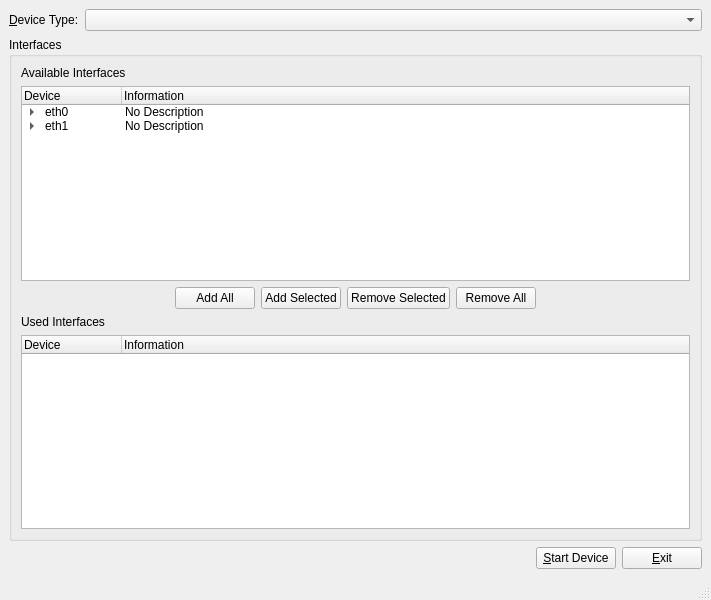
Above: sttyciarui_gui/forms/sttyciar_gui_main.ui from sjagoe/sttyciar before the change. Below: the same form after it.
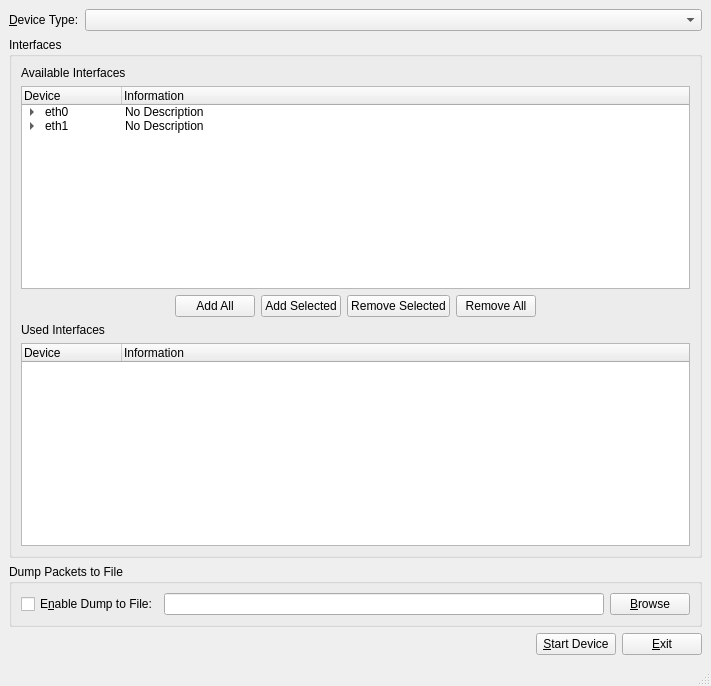
That is the form after the change.

Commit message: made the UI able to enable/disable packet dumping, and able to select a filename for the dump file

```diff
--- a/sttyciarui_gui/forms/sttyciar_gui_main.ui
+++ b/sttyciarui_gui/forms/sttyciar_gui_main.ui
@@ -6,7 +6,7 @@
     <x>0</x>
     <y>0</y>
     <width>711</width>
-    <height>600</height>
+    <height>686</height>
    </rect>
   </property>
   <property name="windowTitle" >
@@ -251,6 +251,32 @@
       </layout>
      </widget>
     </item>
+    <item>
+     <widget class="QGroupBox" name="grpDump" >
+      <property name="title" >
+       <string>Dump Packets to File</string>
+      </property>
+      <layout class="QHBoxLayout" >
+       <item>
+        <widget class="QCheckBox" name="chkEnableDump" >
+         <property name="text" >
+          <string>E&amp;nable Dump to File:</string>
+         </property>
+        </widget>
+       </item>
+       <item>
+        <widget class="QLineEdit" name="edtDump" />
+       </item>
+       <item>
+        <widget class="QPushButton" name="btnBrowseDump" >
+         <property name="text" >
+          <string>&amp;Browse</string>
+         </property>
+        </widget>
+       </item>
+      </layout>
+     </widget>
+    </item>
     <item>
      <layout class="QHBoxLayout" >
       <item>
```
Left out of the diff: 2 changed lines with no effect on the pictures. The commit also changes 11 other files.
